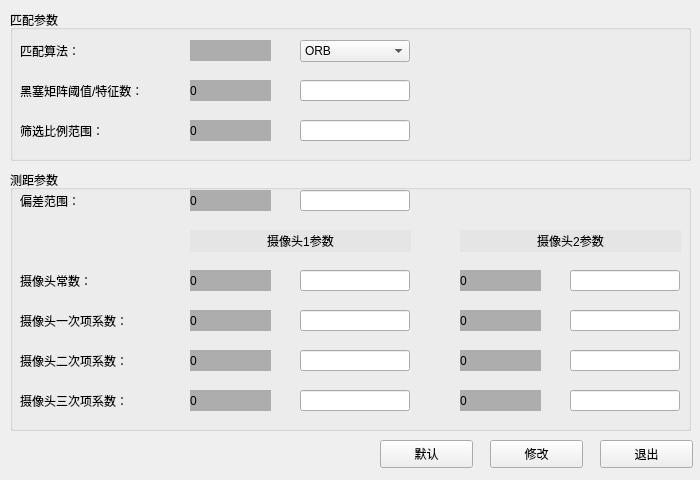
This is TwistlockCV/Para.ui in qinchang1/TwistlockCV as Qt 5 draws it before an edit. The edited form follows.
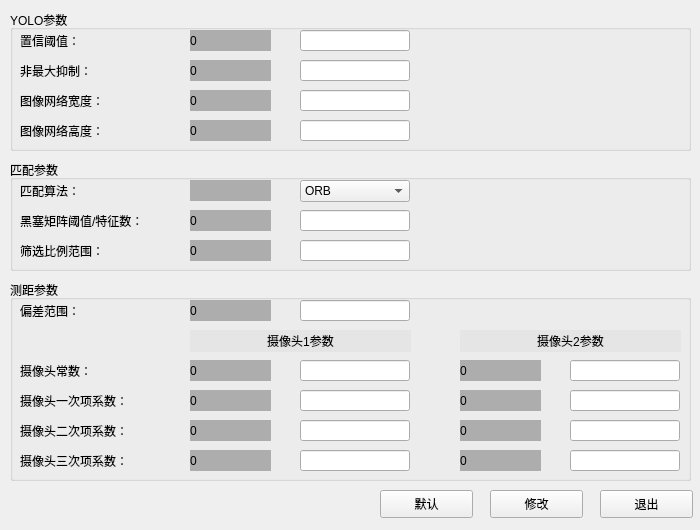
This is the edited form.

```diff
--- a/TwistlockCV/Para.ui
+++ b/TwistlockCV/Para.ui
@@ -7,7 +7,7 @@
     <x>0</x>
     <y>0</y>
     <width>700</width>
-    <height>480</height>
+    <height>530</height>
    </rect>
   </property>
   <property name="windowTitle">
@@ -18,7 +18,7 @@
     <property name="geometry">
      <rect>
       <x>490</x>
-      <y>440</y>
+      <y>490</y>
       <width>93</width>
       <height>28</height>
      </rect>
@@ -31,9 +31,9 @@
     <property name="geometry">
      <rect>
       <x>10</x>
-      <y>170</y>
+      <y>280</y>
       <width>681</width>
-      <height>261</height>
+      <height>201</height>
      </rect>
     </property>
     <property name="title">
@@ -69,7 +69,7 @@
      <property name="geometry">
       <rect>
        <x>10</x>
-       <y>100</y>
+       <y>80</y>
        <width>121</width>
        <height>21</height>
       </rect>
@@ -82,7 +82,7 @@
      <property name="geometry">
       <rect>
        <x>180</x>
-       <y>100</y>
+       <y>80</y>
        <width>81</width>
        <height>21</height>
       </rect>
@@ -111,7 +111,7 @@
      <property name="geometry">
       <rect>
        <x>290</x>
-       <y>100</y>
+       <y>80</y>
        <width>110</width>
        <height>21</height>
       </rect>
@@ -121,7 +121,7 @@
      <property name="geometry">
       <rect>
        <x>10</x>
-       <y>140</y>
+       <y>110</y>
        <width>141</width>
        <height>21</height>
       </rect>
@@ -134,7 +134,7 @@
      <property name="geometry">
       <rect>
        <x>180</x>
-       <y>140</y>
+       <y>110</y>
        <width>81</width>
        <height>21</height>
       </rect>
@@ -150,7 +150,7 @@
      <property name="geometry">
       <rect>
        <x>290</x>
-       <y>140</y>
+       <y>110</y>
        <width>110</width>
        <height>21</height>
       </rect>
@@ -160,7 +160,7 @@
      <property name="geometry">
       <rect>
        <x>10</x>
-       <y>180</y>
+       <y>140</y>
        <width>151</width>
        <height>21</height>
       </rect>
@@ -173,7 +173,7 @@
      <property name="geometry">
       <rect>
        <x>180</x>
-       <y>180</y>
+       <y>140</y>
        <width>81</width>
        <height>21</height>
       </rect>
@@ -189,7 +189,7 @@
      <property name="geometry">
       <rect>
        <x>290</x>
-       <y>180</y>
+       <y>140</y>
        <width>110</width>
        <height>21</height>
       </rect>
@@ -199,7 +199,7 @@
      <property name="geometry">
       <rect>
        <x>10</x>
-       <y>220</y>
+       <y>170</y>
        <width>151</width>
        <height>21</height>
       </rect>
@@ -212,7 +212,7 @@
      <property name="geometry">
       <rect>
        <x>180</x>
-       <y>220</y>
+       <y>170</y>
        <width>81</width>
        <height>21</height>
       </rect>
@@ -228,7 +228,7 @@
      <property name="geometry">
       <rect>
        <x>290</x>
-       <y>220</y>
+       <y>170</y>
        <width>110</width>
        <height>21</height>
       </rect>
@@ -238,7 +238,7 @@
      <property name="geometry">
       <rect>
        <x>180</x>
-       <y>60</y>
+       <y>50</y>
        <width>221</width>
        <height>22</height>
       </rect>
@@ -257,7 +257,7 @@
      <property name="geometry">
       <rect>
        <x>560</x>
-       <y>140</y>
+       <y>110</y>
        <width>110</width>
        <height>21</height>
       </rect>
@@ -270,7 +270,7 @@
      <property name="geometry">
       <rect>
        <x>450</x>
-       <y>220</y>
+       <y>170</y>
        <width>81</width>
        <height>21</height>
       </rect>
@@ -286,7 +286,7 @@
      <property name="geometry">
       <rect>
        <x>560</x>
-       <y>220</y>
+       <y>170</y>
        <width>110</width>
        <height>21</height>
       </rect>
@@ -299,7 +299,7 @@
      <property name="geometry">
       <rect>
        <x>450</x>
-       <y>140</y>
+       <y>110</y>
        <width>81</width>
        <height>21</height>
       </rect>
@@ -315,7 +315,7 @@
      <property name="geometry">
       <rect>
        <x>560</x>
-       <y>180</y>
+       <y>140</y>
        <width>110</width>
        <height>21</height>
       </rect>
@@ -328,7 +328,7 @@
      <property name="geometry">
       <rect>
        <x>450</x>
-       <y>100</y>
+       <y>80</y>
        <width>81</width>
        <height>21</height>
       </rect>
@@ -344,7 +344,7 @@
      <property name="geometry">
       <rect>
        <x>450</x>
-       <y>60</y>
+       <y>50</y>
        <width>221</width>
        <height>22</height>
       </rect>
@@ -363,7 +363,7 @@
      <property name="geometry">
       <rect>
        <x>560</x>
-       <y>100</y>
+       <y>80</y>
        <width>110</width>
        <height>21</height>
       </rect>
@@ -376,7 +376,7 @@
      <property name="geometry">
       <rect>
        <x>450</x>
-       <y>180</y>
+       <y>140</y>
        <width>81</width>
        <height>21</height>
       </rect>
@@ -393,9 +393,9 @@
     <property name="geometry">
      <rect>
       <x>10</x>
-      <y>10</y>
+      <y>160</y>
       <width>681</width>
-      <height>151</height>
+      <height>111</height>
      </rect>
     </property>
     <property name="title">
@@ -405,7 +405,7 @@
      <property name="geometry">
       <rect>
        <x>290</x>
-       <y>110</y>
+       <y>80</y>
        <width>110</width>
        <height>21</height>
       </rect>
@@ -415,7 +415,7 @@
      <property name="geometry">
       <rect>
        <x>180</x>
-       <y>30</y>
+       <y>20</y>
        <width>81</width>
        <height>21</height>
       </rect>
@@ -431,7 +431,7 @@
      <property name="geometry">
       <rect>
        <x>180</x>
-       <y>70</y>
+       <y>50</y>
        <width>81</width>
        <height>21</height>
       </rect>
@@ -447,7 +447,7 @@
      <property name="geometry">
       <rect>
        <x>290</x>
-       <y>30</y>
+       <y>20</y>
        <width>110</width>
        <height>22</height>
       </rect>
@@ -472,7 +472,7 @@
      <property name="geometry">
       <rect>
        <x>10</x>
-       <y>70</y>
+       <y>50</y>
        <width>161</width>
        <height>21</height>
       </rect>
@@ -485,7 +485,7 @@
      <property name="geometry">
       <rect>
        <x>10</x>
-       <y>30</y>
+       <y>20</y>
        <width>91</width>
        <height>21</height>
       </rect>
@@ -498,7 +498,7 @@
      <property name="geometry">
       <rect>
        <x>180</x>
-       <y>110</y>
+       <y>80</y>
        <width>81</width>
        <height>21</height>
       </rect>
@@ -514,7 +514,7 @@
      <property name="geometry">
       <rect>
        <x>290</x>
-       <y>70</y>
+       <y>50</y>
        <width>110</width>
        <height>21</height>
       </rect>
@@ -524,7 +524,7 @@
      <property name="geometry">
       <rect>
        <x>10</x>
-       <y>110</y>
+       <y>80</y>
        <width>131</width>
        <height>21</height>
       </rect>
@@ -538,7 +538,7 @@
     <property name="geometry">
      <rect>
       <x>600</x>
-      <y>440</y>
+      <y>490</y>
       <width>93</width>
       <height>28</height>
      </rect>
@@ -551,7 +551,7 @@
     <property name="geometry">
      <rect>
       <x>380</x>
-      <y>440</y>
+      <y>490</y>
       <width>93</width>
       <height>28</height>
      </rect>
@@ -560,6 +560,175 @@
      <string>默认</string>
     </property>
    </widget>
+   <widget class="QGroupBox" name="groupBox_3">
+    <property name="geometry">
+     <rect>
+      <x>10</x>
+      <y>10</y>
+      <width>681</width>
+      <height>141</height>
+     </rect>
+    </property>
+    <property name="title">
+     <string>YOLO参数</string>
+    </property>
+    <widget class="QLabel" name="label_11">
+     <property name="geometry">
+      <rect>
+       <x>10</x>
+       <y>20</y>
+       <width>161</width>
+       <height>21</height>
+      </rect>
+     </property>
+     <property name="text">
+      <string>置信阈值：</string>
+     </property>
+    </widget>
+    <widget class="QLabel" name="confThreshold_Label">
+     <property name="geometry">
+      <rect>
+       <x>180</x>
+       <y>20</y>
+       <width>81</width>
+       <height>21</height>
+      </rect>
+     </property>
+     <property name="styleSheet">
+      <string notr="true">background-color: rgb(173, 173, 173);</string>
+     </property>
+     <property name="text">
+      <string>0</string>
+     </property>
+    </widget>
+    <widget class="QLineEdit" name="confThreshold_lineEdit">
+     <property name="geometry">
+      <rect>
+       <x>290</x>
+       <y>20</y>
+       <width>110</width>
+       <height>21</height>
+      </rect>
+     </property>
+    </widget>
+    <widget class="QLabel" name="label_12">
+     <property name="geometry">
+      <rect>
+       <x>10</x>
+       <y>50</y>
+       <width>161</width>
+       <height>21</height>
+      </rect>
+     </property>
+     <property name="text">
+      <string>非最大抑制：</string>
+     </property>
+    </widget>
+    <widget class="QLabel" name="nmsThreshold_Label">
+     <property name="geometry">
+      <rect>
+       <x>180</x>
+       <y>50</y>
+       <width>81</width>
+       <height>21</height>
+      </rect>
+     </property>
+     <property name="styleSheet">
+      <string notr="true">background-color: rgb(173, 173, 173);</string>
+     </property>
+     <property name="text">
+      <string>0</string>
+     </property>
+    </widget>
+    <widget class="QLineEdit" name="nmsThreshold_lineEdit">
+     <property name="geometry">
+      <rect>
+       <x>290</x>
+       <y>50</y>
+       <width>110</width>
+       <height>21</height>
+      </rect>
+     </property>
+    </widget>
+    <widget class="QLabel" name="label_13">
+     <property name="geometry">
+      <rect>
+       <x>10</x>
+       <y>110</y>
+       <width>161</width>
+       <height>21</height>
+      </rect>
+     </property>
+     <property name="text">
+      <string>图像网络高度：</string>
+     </property>
+    </widget>
+    <widget class="QLabel" name="label_14">
+     <property name="geometry">
+      <rect>
+       <x>10</x>
+       <y>80</y>
+       <width>161</width>
+       <height>21</height>
+      </rect>
+     </property>
+     <property name="text">
+      <string>图像网络宽度：</string>
+     </property>
+    </widget>
+    <widget class="QLabel" name="inpWidth_Label">
+     <property name="geometry">
+      <rect>
+       <x>180</x>
+       <y>80</y>
+       <width>81</width>
+       <height>21</height>
+      </rect>
+     </property>
+     <property name="styleSheet">
+      <string notr="true">background-color: rgb(173, 173, 173);</string>
+     </property>
+     <property name="text">
+      <string>0</string>
+     </property>
+    </widget>
+    <widget class="QLineEdit" name="inpWidth_lineEdit">
+     <property name="geometry">
+      <rect>
+       <x>290</x>
+       <y>80</y>
+       <width>110</width>
+       <height>21</height>
+      </rect>
+     </property>
+    </widget>
+    <widget class="QLineEdit" name="inpHeight_lineEdit">
+     <property name="geometry">
+      <rect>
+       <x>290</x>
+       <y>110</y>
+       <width>110</width>
+       <height>21</height>
+      </rect>
+     </property>
+    </widget>
+    <widget class="QLabel" name="inpHeight_Label">
+     <property name="geometry">
+      <rect>
+       <x>180</x>
+       <y>110</y>
+       <width>81</width>
+       <height>21</height>
+      </rect>
+     </property>
+     <property name="styleSheet">
+      <string notr="true">background-color: rgb(173, 173, 173);</string>
+     </property>
+     <property name="text">
+      <string>0</string>
+     </property>
+    </widget>
+   </widget>
   </widget>
  </widget>
  <resources/>
```
